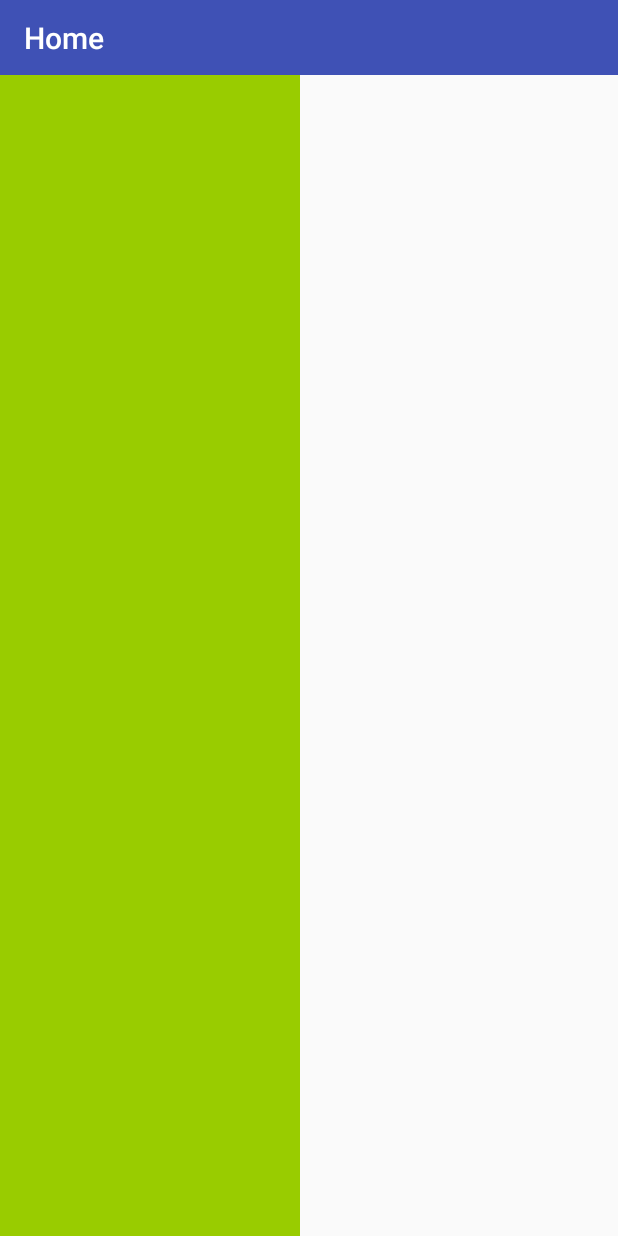
After one commit to LittleFireflies/Negosio, an Android app: the fragment NavigationBoard placed in its activity, on a phone screen of 412 x 824 dp. The commit adds this screen. Run offline under Robolectric (Android 15) with nearby library versions, the phone set to English and light mode, and no system bars; libraries missing offline, so code that uses them is left out: io.realm.

Commit message:
add navigationboard & app controller

```diff
--- a/app/build.gradle
+++ b/app/build.gradle
@@ -26,9 +26,10 @@ dependencies {
         exclude group: 'com.android.support', module: 'support-annotations'
     })
     compile 'com.android.support:appcompat-v7:24.2.1'
+    compile 'com.google.firebase:firebase-core:9.6.1'
+    compile 'com.google.firebase:firebase-database:9.6.1'
+    compile 'com.android.support:support-v4:24.2.1'
     testCompile 'junit:junit:4.12'
-    compile 'com.google.firebase:firebase-core:9.4.0'
-    compile 'com.google.firebase:firebase-database:9.4.0'
 }
 
 apply plugin: 'com.google.gms.google-services'
--- a/app/src/main/AndroidManifest.xml
+++ b/app/src/main/AndroidManifest.xml
@@ -8,7 +8,9 @@
         android:label="@string/app_name"
         android:supportsRtl="true"
         android:theme="@style/AppTheme">
-        <activity android:name=".MainActivity">
+        <activity
+            android:name=".MainActivity"
+            android:theme="@style/AppTheme.NoActionBar">
             <intent-filter>
                 <action android:name="android.intent.action.MAIN" />
 
--- a/app/src/main/java/id/sch/smktelkom_mlg/projectwork/negosio/MainActivity.java
+++ b/app/src/main/java/id/sch/smktelkom_mlg/projectwork/negosio/MainActivity.java
@@ -1,13 +1,77 @@
 package id.sch.smktelkom_mlg.projectwork.negosio;
 
 import android.os.Bundle;
+import android.support.v4.app.Fragment;
+import android.support.v4.app.FragmentManager;
+import android.support.v4.app.FragmentTransaction;
+import android.support.v4.widget.DrawerLayout;
 import android.support.v7.app.AppCompatActivity;
+import android.support.v7.widget.Toolbar;
+import android.view.Menu;
+import android.view.View;
+import android.widget.LinearLayout;
 
-public class MainActivity extends AppCompatActivity {
+import id.sch.smktelkom_mlg.projectwork.negosio.board.NavigationBoard;
+import id.sch.smktelkom_mlg.projectwork.negosio.manager.AppController;
+
+public class MainActivity extends AppCompatActivity implements NavigationBoard.FragmentDrawerListener{
+
+    private Toolbar toolbar;
+    private NavigationBoard navigationBoard;
+    private DrawerLayout drawerLayout;
+    private LinearLayout navigationDrawer;
 
     @Override
     protected void onCreate(Bundle savedInstanceState) {
         super.onCreate(savedInstanceState);
-        setContentView(R.layout.activity_main);
+        setContentView(R.layout.mainboard);
+
+//        drawerLayout = (DrawerLayout) findViewById(R.id.drawer_layout);
+//        navigationDrawer = (LinearLayout) findViewById(R.id.navigationDrawer);
+        toolbar = (Toolbar) findViewById(R.id.toolbar);
+        setSupportActionBar(toolbar);
+        getSupportActionBar().setDisplayShowHomeEnabled(true);
+        navigationBoard = (NavigationBoard) getSupportFragmentManager().findFragmentById(R.id.navigationFragment);
+        navigationBoard.setUp(R.id.navigationFragment, (DrawerLayout) findViewById(R.id.drawer_layout), toolbar);
+        navigationBoard.setFragmentDrawerListener(this);
+        displayView(R.string.ClassHome);
+    }
+
+    private void displayView(int titleDrawer) {
+        Fragment fragment = null;
+        String title = getApplicationContext().getString(titleDrawer);
+        AppController moveClass = new AppController();
+        fragment = moveClass.changeDisplay(getApplicationContext(), titleDrawer);
+        if(fragment!=null){
+            FragmentManager fragmentManager = getSupportFragmentManager();
+            FragmentTransaction fragmentTransaction = fragmentManager.beginTransaction();
+            fragmentTransaction.replace(R.id.container_body, fragment);
+            fragmentTransaction.commit();
+            //set the toolbar title
+            getSupportActionBar().setTitle(title);
+        }
+    }
+
+    @Override
+    protected void onDestroy() {
+        super.onDestroy();
+        finish();
+    }
+
+//    @Override
+//    public boolean onCreateOptionsMenu(Menu menu) {
+//        getMenuInflater().inflate(R.menu.menu_main, menu);
+//        MenuActionBar menuActionBar = new MenuActionBar(this);
+//        return super.onCreateOptionsMenu(menu);
+//    }
+
+    @Override
+    public void onDrawerItemSelected(View view, int position) {
+        String title = "sample";
+    }
+
+    @Override
+    public void onDrawerProfileSelected(View view) {
+
     }
 }
--- /dev/null
+++ b/app/src/main/java/id/sch/smktelkom_mlg/projectwork/negosio/board/HomeBoard.java
@@ -0,0 +1,32 @@
+package id.sch.smktelkom_mlg.projectwork.negosio.board;
+
+import android.content.Context;
+import android.support.annotation.Nullable;
+import android.support.v4.app.Fragment;
+import android.support.v7.app.AppCompatActivity;
+import android.os.Bundle;
+import android.view.LayoutInflater;
+import android.view.View;
+import android.view.ViewGroup;
+
+import id.sch.smktelkom_mlg.projectwork.negosio.R;
+
+public class HomeBoard extends Fragment {
+
+    View rootView;
+    Context ctx;
+
+    @Override
+    public void onCreate(Bundle savedInstanceState) {
+        super.onCreate(savedInstanceState);
+    }
+
+    @Nullable
+    @Override
+    public View onCreateView(LayoutInflater inflater, @Nullable ViewGroup container, @Nullable Bundle savedInstanceState) {
+        rootView = inflater.inflate(R.layout.home_board, container, false);
+        ctx = getContext();
+
+        return rootView;
+    }
+}
--- /dev/null
+++ b/app/src/main/java/id/sch/smktelkom_mlg/projectwork/negosio/board/NavigationBoard.java
@@ -0,0 +1,69 @@
+package id.sch.smktelkom_mlg.projectwork.negosio.board;
+
+
+import android.content.Context;
+import android.os.Bundle;
+import android.support.annotation.Nullable;
+import android.support.v4.app.Fragment;
+import android.support.v4.widget.DrawerLayout;
+import android.support.v7.app.ActionBarDrawerToggle;
+import android.support.v7.widget.Toolbar;
+import android.view.LayoutInflater;
+import android.view.View;
+import android.view.ViewGroup;
+import android.widget.TextView;
+
+import id.sch.smktelkom_mlg.projectwork.negosio.MainActivity;
+import id.sch.smktelkom_mlg.projectwork.negosio.R;
+
+/**
+ * A simple {@link Fragment} subclass.
+ */
+public class NavigationBoard extends Fragment implements View.OnClickListener{
+
+    private View containerView;
+    Context ctx;
+    private DrawerLayout drawerLayout;
+    private ActionBarDrawerToggle actionBarDrawerToogle;
+    private FragmentDrawerListener fragmentDrawerListener;
+
+    public NavigationBoard() {
+        // Required empty public constructor
+    }
+
+    public void setFragmentDrawerListener(FragmentDrawerListener listener){
+        this.fragmentDrawerListener = listener;
+    }
+
+    @Override
+    public void onCreate(@Nullable Bundle savedInstanceState) {
+        super.onCreate(savedInstanceState);
+    }
+
+    @Override
+    public View onCreateView(LayoutInflater inflater, ViewGroup container,
+                             Bundle savedInstanceState) {
+        containerView = inflater.inflate(R.layout.navigationboard, container, false);
+        ctx = getContext();
+
+        return containerView;
+    }
+
+    @Override
+    public void onClick(View view) {
+
+    }
+
+    public void setUp(int fragmentId, DrawerLayout drawer_layout, Toolbar toolbar) {
+        containerView = getActivity().findViewById(fragmentId);
+        drawerLayout = drawer_layout;
+        actionBarDrawerToogle = new ActionBarDrawerToggle(getActivity(), drawer_layout, toolbar, R.string.drawer_open, R.string.drawer_close);
+    }
+
+
+
+    public interface FragmentDrawerListener{
+        public void onDrawerItemSelected(View view, int position);
+        public void onDrawerProfileSelected(View view);
+    }
+}
--- a/app/src/main/java/id/sch/smktelkom_mlg/projectwork/negosio/manager/AppController.java
+++ b/app/src/main/java/id/sch/smktelkom_mlg/projectwork/negosio/manager/AppController.java
@@ -1,7 +1,11 @@
 package id.sch.smktelkom_mlg.projectwork.negosio.manager;
 
 import android.app.Application;
+import android.content.Context;
+import android.support.v4.app.Fragment;
 
+import id.sch.smktelkom_mlg.projectwork.negosio.R;
+import id.sch.smktelkom_mlg.projectwork.negosio.board.HomeBoard;
 import io.realm.Realm;
 import io.realm.RealmConfiguration;
 
@@ -10,15 +14,15 @@ import io.realm.RealmConfiguration;
  */
 
 public class AppController extends Application {
-    @Override
-    public void onCreate() {
-        super.onCreate();
+    public Fragment changeDisplay(Context context, int titleDrawer){
+        Fragment fragment = null;
+        String title = context.getString(titleDrawer);
+        switch (titleDrawer){
+            case R.string.ClassHome:
+                fragment = new HomeBoard();
+                break;
+        }
 
-        Realm.init(this);
-        RealmConfiguration config = new RealmConfiguration.Builder()
-                .name("negosio")
-                .deleteRealmIfMigrationNeeded()
-                .build();
-        Realm.setDefaultConfiguration(config);
+        return fragment;
     }
 }
--- /dev/null
+++ b/app/src/main/res/layout/mainboard.xml
@@ -0,0 +1,38 @@
+<?xml version="1.0" encoding="utf-8"?>
+<android.support.v4.widget.DrawerLayout xmlns:android="http://schemas.android.com/apk/res/android"
+    android:layout_width="match_parent"
+    android:layout_height="match_parent"
+    xmlns:tools="http://schemas.android.com/tools"
+    xmlns:app="http://schemas.android.com/apk/res-auto"
+    android:id="@+id/drawer_layout">
+    <LinearLayout
+        android:layout_width="match_parent"
+        android:layout_height="match_parent"
+        android:orientation="vertical">
+        <LinearLayout
+            android:id="@+id/container_toolbar"
+            android:layout_width="match_parent"
+            android:layout_height="wrap_content"
+            android:orientation="vertical">
+
+            <include
+                android:id="@+id/toolbar"
+                android:layout_width="match_parent"
+                android:layout_height="50dp"
+                layout="@layout/toolbar" />
+        </LinearLayout>
+        <FrameLayout
+            android:id="@+id/container_body"
+            android:layout_width="match_parent"
+            android:layout_height="match_parent"/>
+    </LinearLayout>
+
+    <fragment
+        android:id="@+id/navigationFragment"
+        android:name="id.sch.smktelkom_mlg.projectwork.negosio.board.NavigationBoard"
+        android:layout_width="200dp"
+        android:layout_height="match_parent"
+        android:layout_gravity="start"
+        app:layout="@layout/navigationboard"
+        tools:layout="@layout/navigationboard"/>
+</android.support.v4.widget.DrawerLayout>
--- /dev/null
+++ b/app/src/main/res/layout/navigationboard.xml
@@ -0,0 +1,8 @@
+<?xml version="1.0" encoding="utf-8"?>
+<LinearLayout xmlns:android="http://schemas.android.com/apk/res/android"
+    android:layout_width="200dp"
+    android:layout_height="match_parent"
+    android:orientation="vertical"
+    android:background="@android:color/holo_green_light">
+
+</LinearLayout>
--- /dev/null
+++ b/app/src/main/res/layout/toolbar.xml
@@ -0,0 +1,10 @@
+<?xml version="1.0" encoding="utf-8"?>
+<android.support.v7.widget.Toolbar xmlns:android="http://schemas.android.com/apk/res/android"
+    xmlns:local="http://schemas.android.com/apk/res-auto"
+    android:id="@+id/toolbar"
+    android:layout_width="match_parent"
+    android:layout_height="50dp"
+    android:layout_centerInParent="true"
+    android:background="?attr/colorPrimary"
+    local:theme="@style/ThemeOverlay.AppCompat.Dark.ActionBar"
+    local:popupTheme="@style/ThemeOverlay.AppCompat.Light" />
--- /dev/null
+++ b/app/src/main/res/menu/menu_main.xml
@@ -0,0 +1,14 @@
+<menu xmlns:android="http://schemas.android.com/apk/res/android"
+    xmlns:app="http://schemas.android.com/apk/res-auto"
+    xmlns:tools="http://schemas.android.com/tools"
+    tools:context="com.akabetech.belaundry.MainActivity">
+    <!--<item-->
+        <!--android:id="@+id/action_settings"-->
+        <!--android:orderInCategory="100"-->
+        <!--android:title="@string/action_settings"-->
+        <!--app:showAsAction="never" />-->
+    <item
+        android:id="@+id/actionbar_cart"
+        android:title="Cart"
+        app:showAsAction="always"/>
+</menu>
--- a/app/src/main/res/values/strings.xml
+++ b/app/src/main/res/values/strings.xml
@@ -1,3 +1,11 @@
 <resources>
     <string name="app_name">Negosio</string>
+
+    <!-- TODO: Remove or change this placeholder text -->
+    <string name="hello_blank_fragment">Hello blank fragment</string>
+    <string name="drawer_open">Open</string>
+    <string name="drawer_close">Close</string>
+
+    <!--Activity Class-->
+    <string name="ClassHome">Home</string>
 </resources>
--- a/app/src/main/res/values/styles.xml
+++ b/app/src/main/res/values/styles.xml
@@ -8,4 +8,9 @@
         <item name="colorAccent">@color/colorAccent</item>
     </style>
 
+    <style name="AppTheme.NoActionBar">
+        <item name="windowActionBar">false</item>
+        <item name="windowNoTitle">true</item>
+    </style>
+
 </resources>
```
Also changed, not shown: app/src/main/java/id/sch/smktelkom_mlg/projectwork/negosio/database/User.java (added, +66 -0 lines), app/src/main/java/id/sch/smktelkom_mlg/projectwork/negosio/helper/UserHelper.java (added, +47 -0 lines), app/src/main/java/id/sch/smktelkom_mlg/projectwork/negosio/manager/AppPrefManager.java (added, +43 -0 lines), app/src/main/res/layout/home_board.xml (added, +16 -0 lines).
